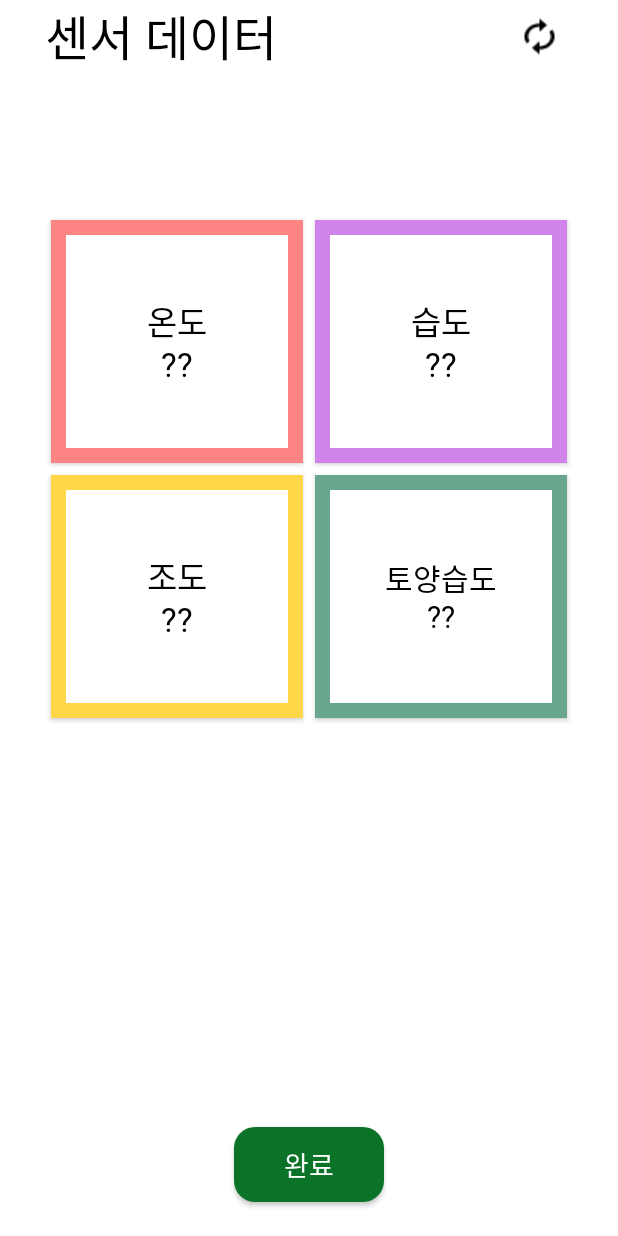
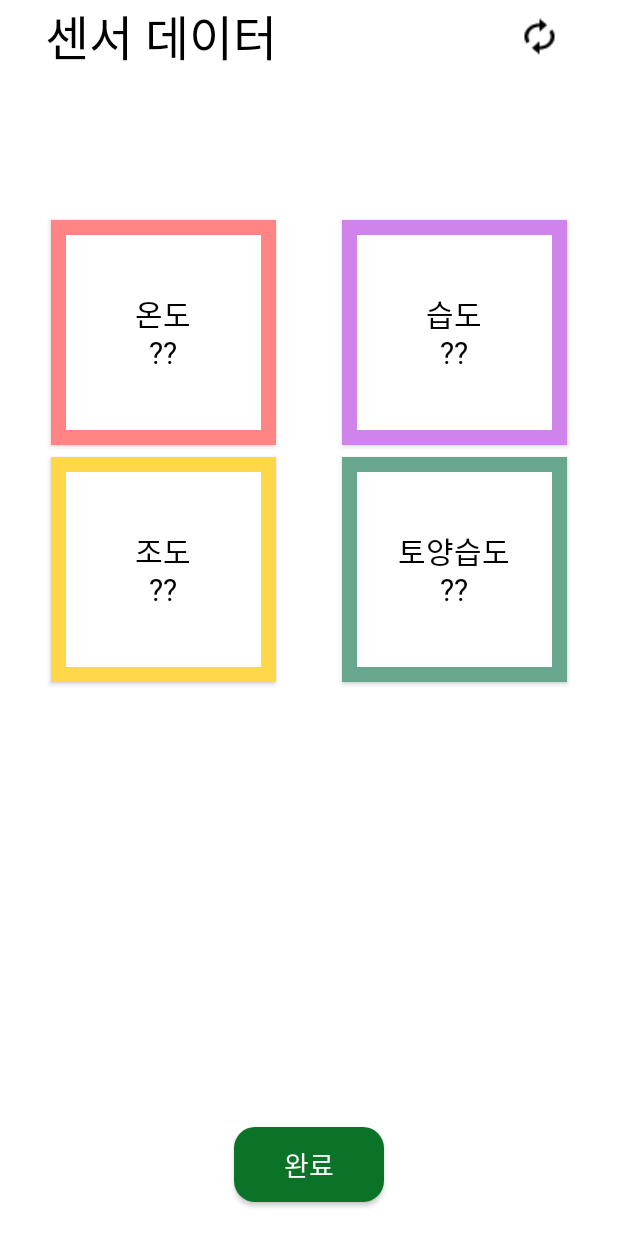
Before and after one commit to BanApp/BeMyPlant_Frontend, an Android app: the SensorActivity screen opened directly, with no data from a screen before it, on a phone screen of 412 x 824 dp. Run offline under Robolectric (Android 15) with nearby library versions, the phone set to English and light mode, and no system bars; libraries missing offline, so code that uses them is left out: com.github.mikephil.charting; plain views replace LineChart; network calls fail; 2 statements that could not run were skipped.

Commit message:
UI 수정

```diff
--- a/BeMyPlant/app/src/main/res/layout/activity_sensor.xml
+++ b/BeMyPlant/app/src/main/res/layout/activity_sensor.xml
@@ -28,7 +28,7 @@
             app:layout_constraintHorizontal_bias="0.14"
             app:layout_constraintStart_toStartOf="parent"
             app:layout_constraintTop_toTopOf="parent"
-            app:layout_constraintVertical_bias="0.023"></TextView>
+            app:layout_constraintVertical_bias="0.023"/>
 
         <ImageButton
             android:id="@+id/imageButton_sensor_regen"
@@ -40,7 +40,7 @@
             app:layout_constraintBottom_toBottomOf="parent"
             app:layout_constraintEnd_toEndOf="parent"
             app:layout_constraintTop_toTopOf="parent"
-            app:layout_constraintVertical_bias="0.13"></ImageButton>
+            app:layout_constraintVertical_bias="0.13"/>
 
     </LinearLayout>
 
@@ -60,48 +60,53 @@
         tools:layout_editor_absoluteX="0dp">
 
         <android.widget.Button
+            android:layout_gravity="left"
             android:id="@+id/Button_sensor_temperature"
-            android:layout_rowWeight="1"
-            android:layout_columnWeight="1"
+            android:layout_width="150dp"
+            android:layout_height="150dp"
             android:background="@drawable/border_pink"
             android:fontFamily="@font/notosans_bold"
             android:gravity="center"
             android:text="온도\n??"
             android:textColor="#000000"
-            android:textSize="22dp"></android.widget.Button>
+            android:textSize="20sp" />
 
         <android.widget.Button
+            android:layout_gravity="right"
             android:id="@+id/Button_sensor_humidity"
-            android:layout_rowWeight="1"
-            android:layout_columnWeight="1"
+            android:layout_width="150dp"
+            android:layout_height="150dp"
             android:background="@drawable/border_purple"
             android:fontFamily="@font/notosans_bold"
             android:gravity="center"
             android:text="습도\n??"
             android:textColor="#000000"
-            android:textSize="22dp"></android.widget.Button>
+            android:textSize="20sp"/>
 
         <android.widget.Button
             android:id="@+id/Button_sensor_light"
-            android:layout_rowWeight="1"
-            android:layout_columnWeight="1"
+            android:layout_gravity="left"
+            android:layout_width="150dp"
+            android:layout_height="150dp"
             android:background="@drawable/border_yellow"
             android:fontFamily="@font/notosans_bold"
             android:gravity="center"
             android:text="조도\n??"
             android:textColor="#000000"
-            android:textSize="22dp"></android.widget.Button>
+            android:textSize="20sp"/>
 
         <android.widget.Button
+            android:layout_gravity="right"
+
             android:id="@+id/Button_sensor_soilHumidity"
-            android:layout_rowWeight="1"
-            android:layout_columnWeight="1"
+            android:layout_width="150dp"
+            android:layout_height="150dp"
             android:background="@drawable/border_blue"
             android:fontFamily="@font/notosans_bold"
             android:gravity="center"
             android:text="토양습도\n??"
             android:textColor="#000000"
-            android:textSize="20dp"></android.widget.Button>
+            android:textSize="20sp"/>
 
     </GridLayout>
 
```
Also changed, not shown: BeMyPlant/app/src/main/java/com/example/bemyplant/SensorActivity.kt (+1 -21 lines), BeMyPlant/app/src/main/res/layout/fragment_flower_id.xml (+34 -28 lines), BeMyPlant/app/src/main/res/drawable/flower_id.jpeg (added), BeMyPlant/app/src/main/res/drawable/flower_id2.jpg (added), BeMyPlant/app/src/main/res/drawable/flower_id3.png (added).
